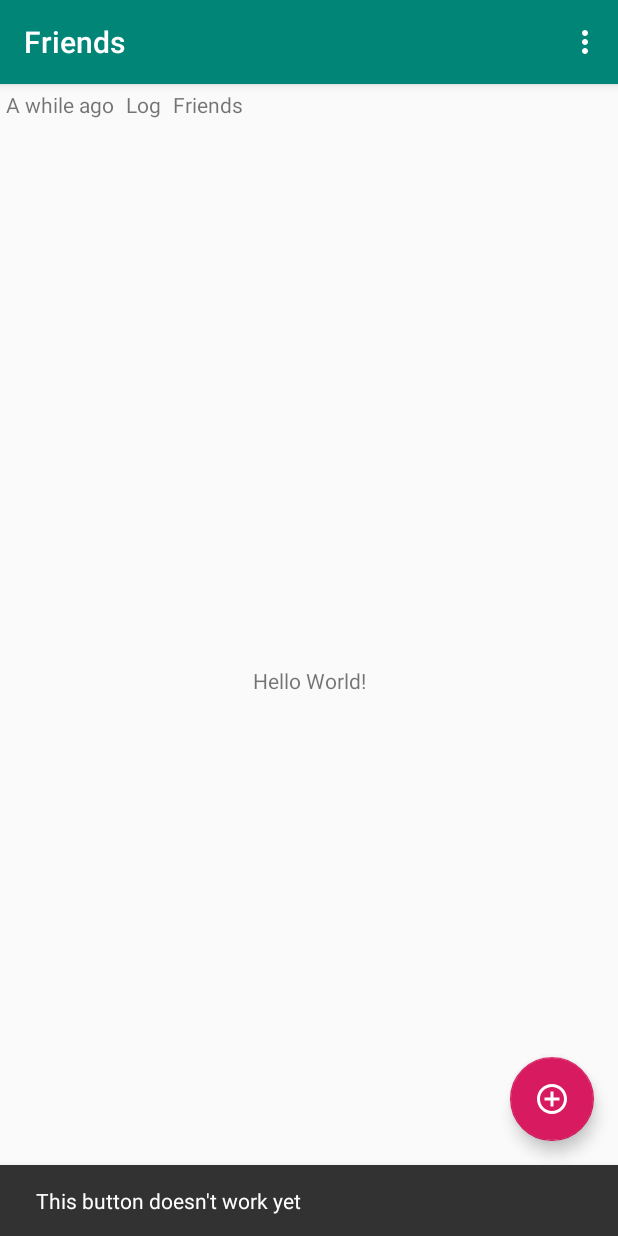
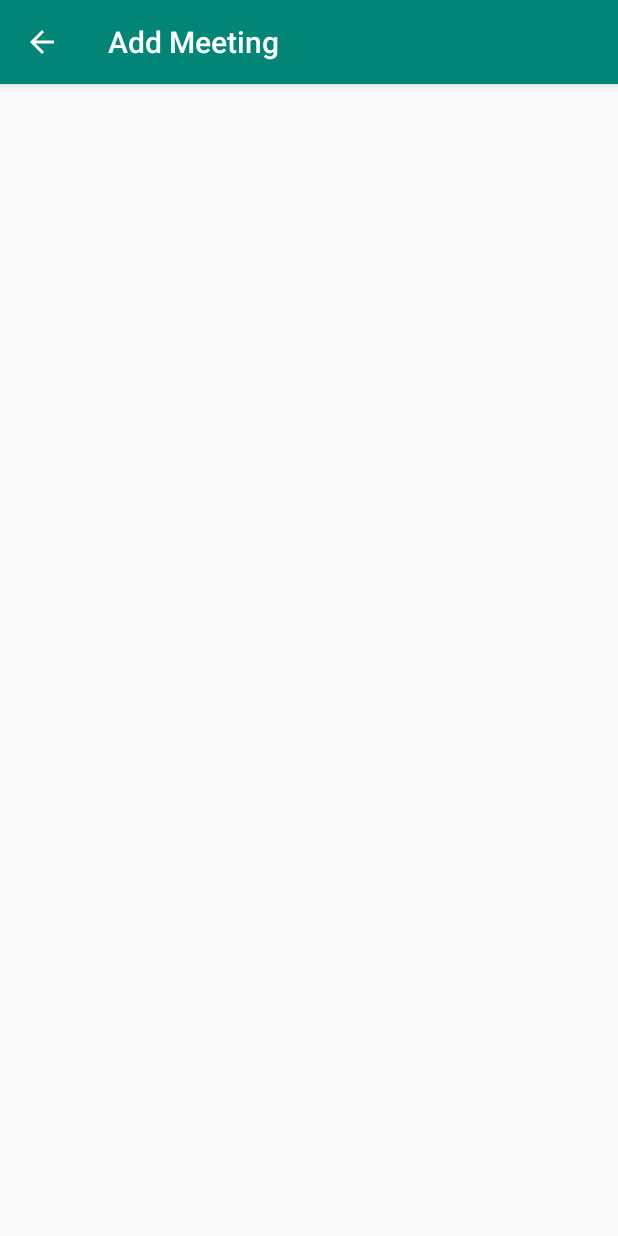
Before and after one commit to kirillsmirnov1/Friends-reminder-android, an Android app: the screen it shows after launch (MainActivity before the commit, AddMeeting after it), after a tap on an icon or button, on a phone screen of 412 x 824 dp. Run offline under Robolectric (Android 15) with nearby library versions, the light colour scheme and no system bars.

Commit message:
add AddMeeting activity

```diff
--- /dev/null
+++ b/app/src/main/java/com/trulden/friends/AddMeeting.java
@@ -0,0 +1,13 @@
+package com.trulden.friends;
+
+import androidx.appcompat.app.AppCompatActivity;
+import android.os.Bundle;
+
+public class AddMeeting extends AppCompatActivity {
+
+    @Override
+    protected void onCreate(Bundle savedInstanceState) {
+        super.onCreate(savedInstanceState);
+        setContentView(R.layout.activity_add_meeting);
+    }
+}
--- a/app/src/main/java/com/trulden/friends/MainActivity.java
+++ b/app/src/main/java/com/trulden/friends/MainActivity.java
@@ -1,6 +1,8 @@
 package com.trulden.friends;
 
+import android.content.Intent;
 import android.os.Bundle;
+import android.util.Log;
 import com.google.android.material.floatingactionbutton.FloatingActionButton;
 import com.google.android.material.snackbar.Snackbar;
 import androidx.appcompat.app.AppCompatActivity;
@@ -11,6 +13,8 @@ import android.view.MenuItem;
 
 public class MainActivity extends AppCompatActivity {
 
+    private static final String LOG_TAG = MainActivity.class.getSimpleName();
+
     @Override
     protected void onCreate(Bundle savedInstanceState) {
         super.onCreate(savedInstanceState);
@@ -19,13 +23,13 @@ public class MainActivity extends AppCompatActivity {
         setSupportActionBar(toolbar);
 
         FloatingActionButton fab = findViewById(R.id.fab);
-        fab.setOnClickListener(new View.OnClickListener() {
-            @Override
-            public void onClick(View view) {
-                Snackbar.make(view, "This button doesn't work yet", Snackbar.LENGTH_LONG)
-                        .setAction("Action", null).show();
-            }
-        });
+//        fab.setOnClickListener(new View.OnClickListener() {
+//            @Override
+//            public void onClick(View view) {
+//                Snackbar.make(view, "This button doesn't work yet", Snackbar.LENGTH_LONG)
+//                        .setAction("Action", null).show();
+//            }
+//        });
     }
 
     @Override
@@ -49,4 +53,10 @@ public class MainActivity extends AppCompatActivity {
 
         return super.onOptionsItemSelected(item);
     }
+
+    public void addMeeting(View view) {
+        Log.d(LOG_TAG, "plus pressed");
+        Intent intent = new Intent(this, AddMeeting.class);
+        startActivity(intent);
+    }
 }
--- /dev/null
+++ b/app/src/main/res/layout/activity_add_meeting.xml
@@ -0,0 +1,10 @@
+<?xml version="1.0" encoding="utf-8"?>
+<androidx.constraintlayout.widget.ConstraintLayout
+        xmlns:android="http://schemas.android.com/apk/res/android"
+        xmlns:tools="http://schemas.android.com/tools"
+        xmlns:app="http://schemas.android.com/apk/res-auto"
+        android:layout_width="match_parent"
+        android:layout_height="match_parent"
+        tools:context=".AddMeeting">
+
+</androidx.constraintlayout.widget.ConstraintLayout>
--- a/app/src/main/res/layout/activity_main.xml
+++ b/app/src/main/res/layout/activity_main.xml
@@ -70,6 +70,8 @@
             android:layout_gravity="bottom|end"
             android:layout_margin="@dimen/fab_margin"
             android:tint="@android:color/white"
-            app:srcCompat="@drawable/ic_add_circle_outline_black_24dp"/>
+            app:srcCompat="@drawable/ic_add_circle_outline_black_24dp"
+            android:onClick="addMeeting"
+    />
 
 </androidx.coordinatorlayout.widget.CoordinatorLayout>
--- a/app/src/main/res/values/strings.xml
+++ b/app/src/main/res/values/strings.xml
@@ -4,4 +4,5 @@
     <string name="a_while_ago">A while ago</string>
     <string name="log">Log</string>
     <string name="friends">Friends</string>
+    <string name="add_meeting">Add Meeting</string>
 </resources>
```
Also changed, not shown: app/src/main/AndroidManifest.xml (+13 -0 lines).
